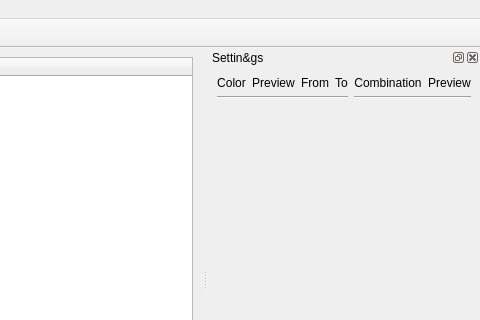
Old version of the form barvocuc/ui/mainwindow.ui in the repository encukou/barvocuc; both pictures show x 599 to 1079 and y 0 to 320 of the 1079 by 766 pixel window.
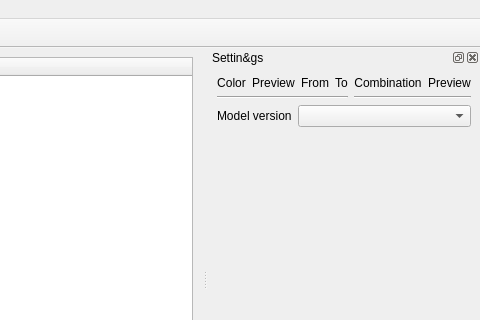
New version of the form. Custom widgets are drawn as their Qt base class.

Commit message: Hook up model version to UI

Patch:
```diff
--- a/barvocuc/ui/mainwindow.ui
+++ b/barvocuc/ui/mainwindow.ui
@@ -193,6 +193,20 @@
        </item>
       </layout>
      </item>
+     <item>
+      <layout class="QFormLayout" name="formLayout">
+       <item row="0" column="0">
+        <widget class="QLabel" name="label_2">
+         <property name="text">
+          <string>Model version</string>
+         </property>
+        </widget>
+       </item>
+       <item row="0" column="1">
+        <widget class="QComboBox" name="cb_version"/>
+       </item>
+      </layout>
+     </item>
      <item>
       <spacer name="verticalSpacer">
        <property name="orientation">
```
The commit also changes 4 other files.
